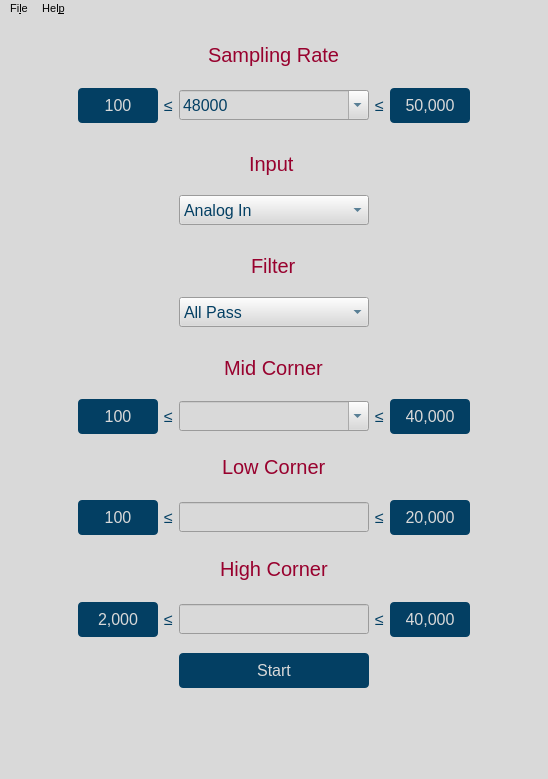
Above: gui/qtdesigner/BasicOperation.ui from wyattduber/CyDAQ before the change. Below: the same form after it.
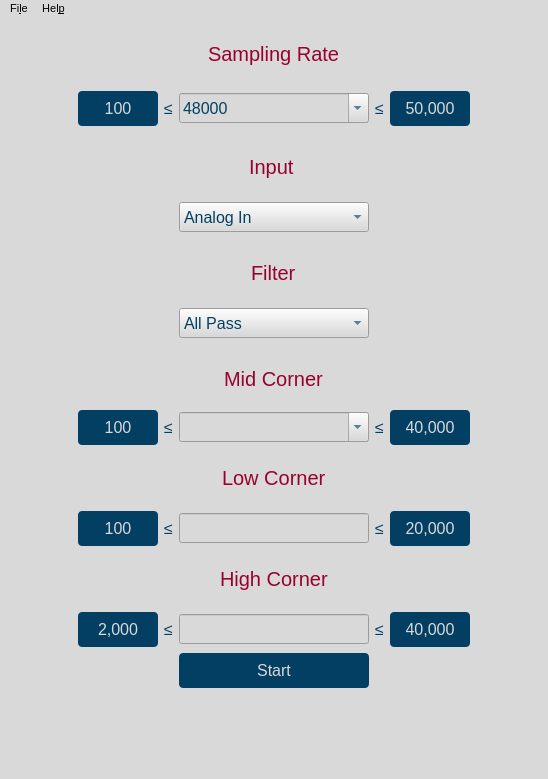
That is the form after the change.

```diff
--- a/gui/qtdesigner/BasicOperation.ui
+++ b/gui/qtdesigner/BasicOperation.ui
@@ -13,12 +13,6 @@
     <height>779</height>
    </rect>
   </property>
-  <property name="sizePolicy">
-   <sizepolicy hsizetype="Ignored" vsizetype="Ignored">
-    <horstretch>0</horstretch>
-    <verstretch>0</verstretch>
-   </sizepolicy>
-  </property>
   <property name="maximumSize">
    <size>
     <width>700</width>
@@ -39,6 +33,12 @@
    <string notr="true">background-color: #d9d9d9;</string>
   </property>
   <widget class="QWidget" name="centralwidget">
+   <property name="maximumSize">
+    <size>
+     <width>700</width>
+     <height>900</height>
+    </size>
+   </property>
    <property name="layoutDirection">
     <enum>Qt::LeftToRight</enum>
    </property>
@@ -70,6 +70,22 @@
       </property>
      </widget>
     </item>
+    <item>
+     <spacer name="verticalSpacer">
+      <property name="orientation">
+       <enum>Qt::Vertical</enum>
+      </property>
+      <property name="sizeType">
+       <enum>QSizePolicy::Maximum</enum>
+      </property>
+      <property name="sizeHint" stdset="0">
+       <size>
+        <width>4</width>
+        <height>4</height>
+       </size>
+      </property>
+     </spacer>
+    </item>
     <item>
      <layout class="QHBoxLayout" name="sample_rate_bar_layout">
       <item>
@@ -230,6 +246,22 @@
       </property>
      </widget>
     </item>
+    <item>
+     <spacer name="verticalSpacer_5">
+      <property name="orientation">
+       <enum>Qt::Vertical</enum>
+      </property>
+      <property name="sizeType">
+       <enum>QSizePolicy::Maximum</enum>
+      </property>
+      <property name="sizeHint" stdset="0">
+       <size>
+        <width>4</width>
+        <height>4</height>
+       </size>
+      </property>
+     </spacer>
+    </item>
     <item alignment="Qt::AlignHCenter">
      <widget class="QComboBox" name="input_input_box">
       <property name="minimumSize">
@@ -312,6 +344,22 @@
       </property>
      </widget>
     </item>
+    <item>
+     <spacer name="verticalSpacer_6">
+      <property name="orientation">
+       <enum>Qt::Vertical</enum>
+      </property>
+      <property name="sizeType">
+       <enum>QSizePolicy::Maximum</enum>
+      </property>
+      <property name="sizeHint" stdset="0">
+       <size>
+        <width>4</width>
+        <height>4</height>
+       </size>
+      </property>
+     </spacer>
+    </item>
     <item alignment="Qt::AlignHCenter">
      <widget class="QComboBox" name="filter_input_box">
       <property name="minimumSize">
@@ -705,22 +753,6 @@
       </item>
      </layout>
     </item>
-    <item>
-     <spacer name="verticalSpacer">
-      <property name="orientation">
-       <enum>Qt::Vertical</enum>
-      </property>
-      <property name="sizeType">
-       <enum>QSizePolicy::Minimum</enum>
-      </property>
-      <property name="sizeHint" stdset="0">
-       <size>
-        <width>10</width>
-        <height>10</height>
-       </size>
-      </property>
-     </spacer>
-    </item>
     <item alignment="Qt::AlignHCenter">
      <widget class="QPushButton" name="start_stop_sampling_btn">
       <property name="minimumSize">
```
